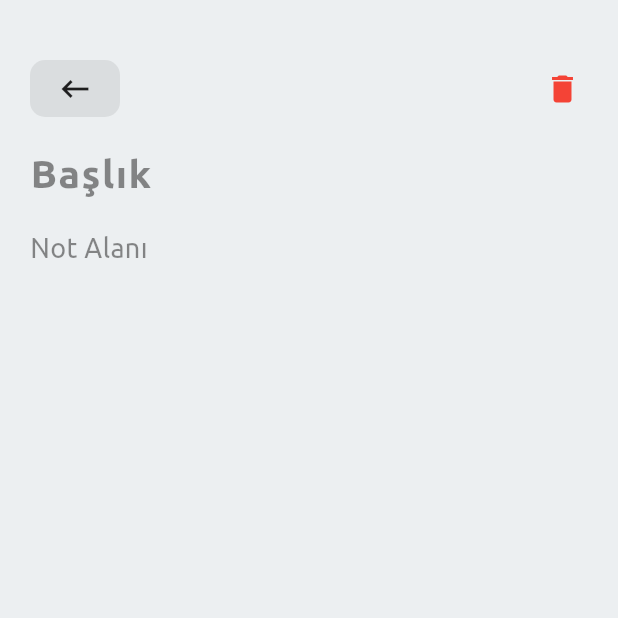
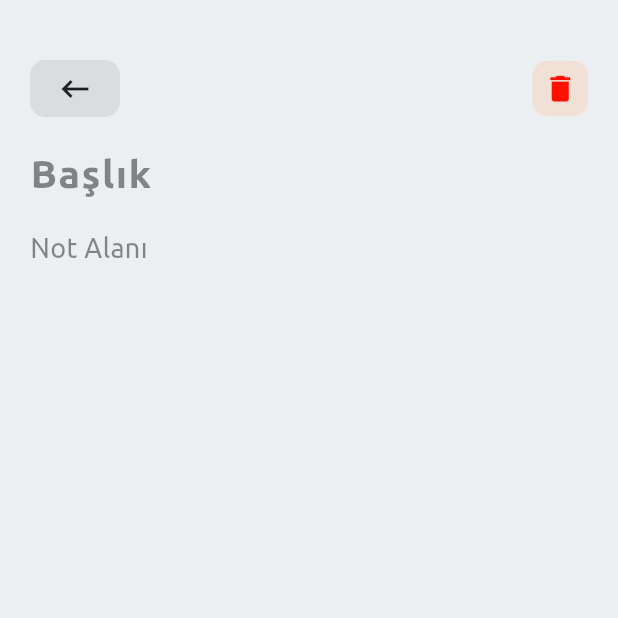
Before and after one commit to yunusicoglu/notebook, a Flutter app: the screen it shows after launch, after a tap on the "add" icon, after a tap on "(Başlıksız)", on a phone screen of 412 x 824 dp, the top half of it. Run offline on Flutter 3.47's test engine with Material 3 defaults, Android fonts, the light colour scheme and no system bars; our stand-ins replace cloud_firestore, firebase_core; accounts and stored records are empty.

Commit message:
silme butonuna arka plan eklendi

```diff
--- a/notebook/lib/note_content_sections/content_top_section.dart
+++ b/notebook/lib/note_content_sections/content_top_section.dart
@@ -37,8 +37,15 @@ class ContentTopSection extends StatelessWidget {
             onTap: deleteNote,
             borderRadius: BorderRadius.circular(7),
             child: Container(
-              padding: const EdgeInsets.all(5),
-              child: const Icon(Icons.delete, color: Colors.red,),
+              decoration: BoxDecoration(
+                color: Color.fromARGB(71, 255, 185, 144),
+                borderRadius: BorderRadius.circular(10)
+              ),
+              padding: const EdgeInsets.all(7),
+              child: const Icon(
+                Icons.delete,
+                color: Color.fromARGB(255, 255, 17, 1),
+                size: 23,),
             ),
           )
         ],
```
